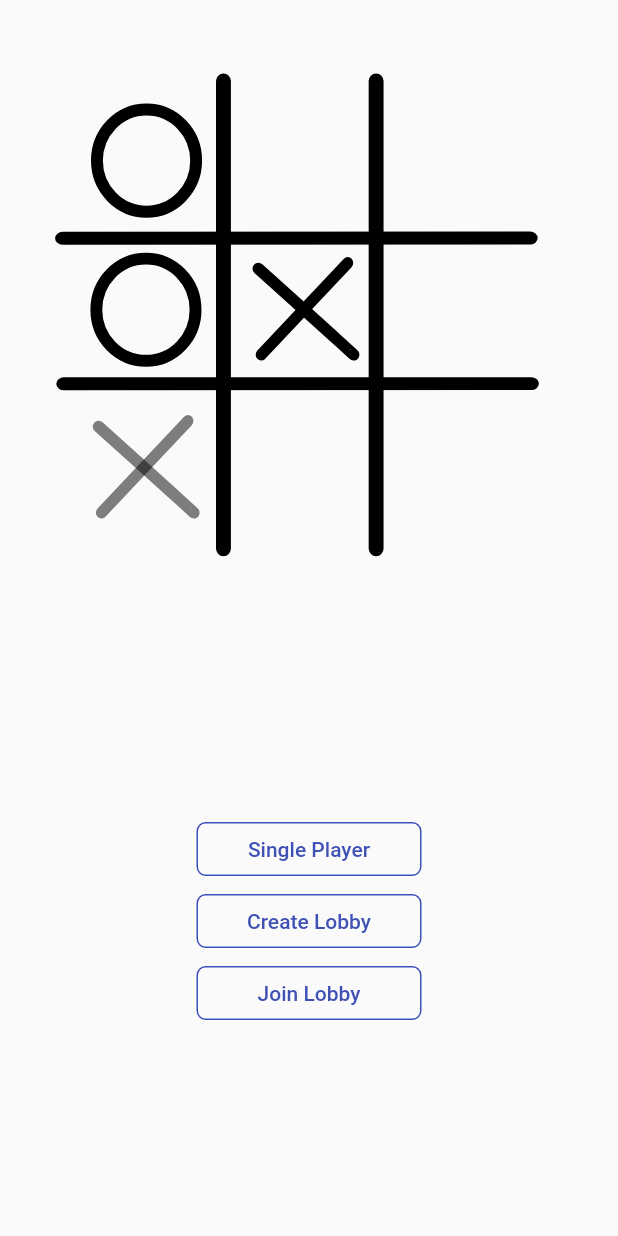
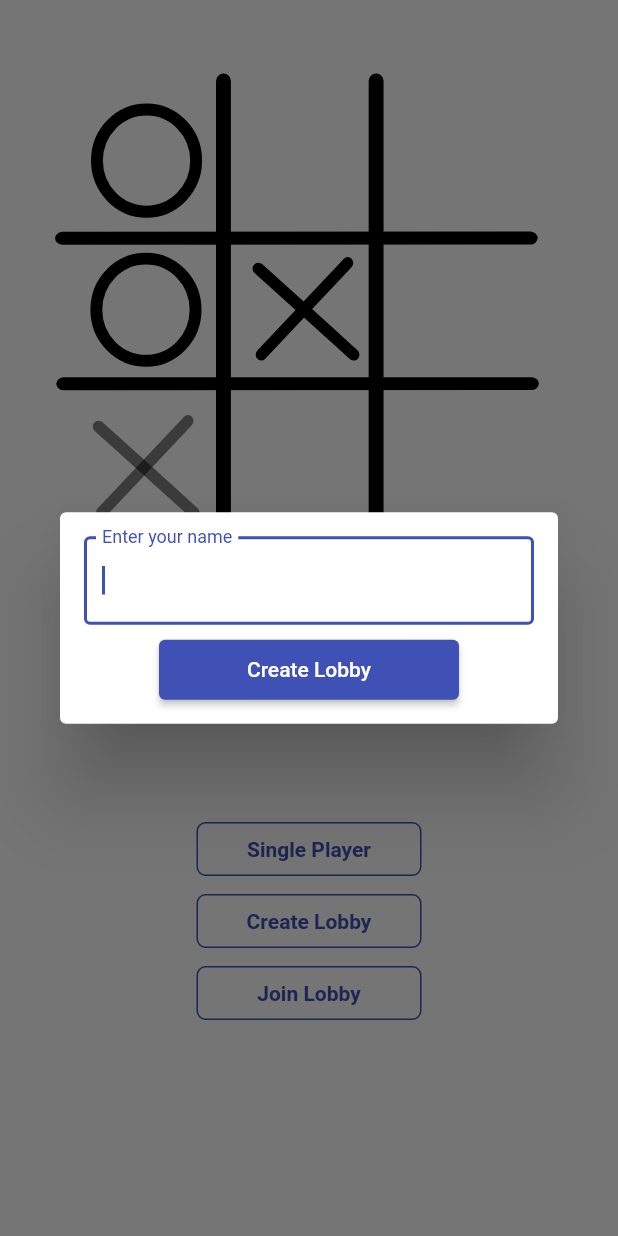
Before and after one commit to BiswajitKrPaul/tic_tac_toe, a Flutter app: the screen it shows after launch, after a tap on "Create Lobby", on a phone screen of 412 x 824 dp. Run offline on Flutter 3.47's test engine with Material 2 defaults, Android fonts, the phone set to English and light mode, and no system bars; our stand-ins replace bloc, flutter_bloc, freezed_annotation, lottie, parse_server_sdk_flutter.

Commit message:
create game lobby done

```diff
--- /dev/null
+++ b/lib/blocs/bloc/gameroom_bloc.dart
@@ -0,0 +1,48 @@
+import 'package:bloc/bloc.dart';
+import 'package:flutter/foundation.dart';
+import 'package:freezed_annotation/freezed_annotation.dart';
+import 'package:parse_server_sdk_flutter/parse_server_sdk.dart';
+import 'package:tic_tac_toe/models/game_room_model.dart';
+import 'package:tic_tac_toe/utils/app_strings.dart';
+
+part 'gameroom_event.dart';
+part 'gameroom_state.dart';
+part 'gameroom_bloc.freezed.dart';
+
+class GameroomBloc extends Bloc<GameroomEvent, GameroomState> {
+  GameroomBloc() : super(const GameroomState.initial()) {
+    on<CreateGameRoom>(_createGameRoom);
+    on<JoinGameRoom>(_joinGameRoom);
+  }
+
+  void _createGameRoom(
+      CreateGameRoom event, Emitter<GameroomState> emit) async {
+    emit(const GameroomState.loading());
+    try {
+      ParseObject parseObject = ParseObject(AppStrings.gameRoom)
+        ..set('PlayerOne', event.playerOne)
+        ..set('PlayerTwo', '');
+      ParseResponse response = await parseObject.save();
+      if (kDebugMode) {
+        print(response.result);
+      }
+      if (response.success) {
+        emit(
+          GameroomState.lobbyCreated(
+            gameRoomModel: GameRoomModel(
+              objectID: response.result['objectId'],
+              playerOne: response.result['PlayerOne'],
+              playerTwo: '',
+            ),
+          ),
+        );
+      } else {
+        emit(GameroomState.error(errorTxt: response.error?.message ?? ''));
+      }
+    } on Exception catch (_) {
+      emit(const GameroomState.error(errorTxt: AppStrings.apiFailed));
+    }
+  }
+
+  void _joinGameRoom(JoinGameRoom event, Emitter<GameroomState> emit) async {}
+}
--- /dev/null
+++ b/lib/blocs/bloc/gameroom_event.dart
@@ -0,0 +1,11 @@
+part of 'gameroom_bloc.dart';
+
+@freezed
+class GameroomEvent with _$GameroomEvent {
+  const factory GameroomEvent.createLobby({
+    required String playerOne,
+  }) = CreateGameRoom;
+  const factory GameroomEvent.joinLobby({
+    required String roomCode,
+  }) = JoinGameRoom;
+}
--- /dev/null
+++ b/lib/blocs/bloc/gameroom_state.dart
@@ -0,0 +1,18 @@
+part of 'gameroom_bloc.dart';
+
+enum GameroomStatus { initial, loading, created, playerjoined, error }
+
+@freezed
+class GameroomState with _$GameroomState {
+  const factory GameroomState.initial() = GameRoomInitialState;
+  const factory GameroomState.loading() = GameRoomLoadingState;
+
+  const factory GameroomState.lobbyCreated(
+      {required GameRoomModel gameRoomModel}) = GameRoomLobbyCreatedState;
+
+  const factory GameroomState.playerJoined(
+      {required GameRoomModel gameRoomModel}) = GameRoomPlayerJoinedState;
+
+  const factory GameroomState.error({required String errorTxt}) =
+      GameRoomErrorState;
+}
--- a/lib/main.dart
+++ b/lib/main.dart
@@ -1,8 +1,25 @@
 import 'package:flutter/material.dart';
+import 'package:parse_server_sdk_flutter/parse_server_sdk.dart';
+import 'package:tic_tac_toe/blocs/bloc/gameroom_bloc.dart';
 import 'package:tic_tac_toe/routes/menu_screen.dart';
+import 'package:tic_tac_toe/theme/app_theme.dart';
+import 'package:tic_tac_toe/utils/api_constants.dart';
+import 'package:flutter_bloc/flutter_bloc.dart';
 
-void main() {
-  runApp(const MyApp());
+void main() async {
+  WidgetsFlutterBinding.ensureInitialized();
+  await Parse().initialize(
+    ApiConstants.appID,
+    ApiConstants.serverUrl,
+    masterKey: ApiConstants.masterKey,
+    liveQueryUrl: ApiConstants.liveQueryUrl,
+  );
+  runApp(MultiBlocProvider(
+    providers: [
+      BlocProvider(create: (ctx) => GameroomBloc()),
+    ],
+    child: const MyApp(),
+  ));
 }
 
 class MyApp extends StatelessWidget {
@@ -13,9 +30,7 @@ class MyApp extends StatelessWidget {
   Widget build(BuildContext context) {
     return MaterialApp(
       title: 'Flutter Demo',
-      theme: ThemeData(
-        primarySwatch: Colors.indigo,
-      ),
+      theme: basicTheme(),
       debugShowCheckedModeBanner: false,
       home: const MenuHome(),
     );
--- /dev/null
+++ b/lib/models/game_room_model.dart
@@ -0,0 +1,12 @@
+import 'package:freezed_annotation/freezed_annotation.dart';
+
+part 'game_room_model.freezed.dart';
+
+@freezed
+class GameRoomModel with _$GameRoomModel {
+  factory GameRoomModel({
+    required String objectID,
+    required String playerOne,
+    required String playerTwo,
+  }) = _GameRoomModel;
+}
--- a/lib/routes/menu_screen.dart
+++ b/lib/routes/menu_screen.dart
@@ -1,11 +1,33 @@
 import 'package:flutter/material.dart';
+import 'package:flutter_bloc/flutter_bloc.dart';
 import 'package:lottie/lottie.dart';
+import 'package:tic_tac_toe/blocs/bloc/gameroom_bloc.dart';
 import 'package:tic_tac_toe/utils/app_strings.dart';
 import 'package:tic_tac_toe/utils/image_utils.dart';
 import 'package:tic_tac_toe/widgets/app_text_button.dart';
+import 'package:tic_tac_toe/widgets/input_dialog.dart';
 
-class MenuHome extends StatelessWidget {
+class MenuHome extends StatefulWidget {
   const MenuHome({Key? key}) : super(key: key);
+
+  @override
+  State<MenuHome> createState() => _MenuHomeState();
+}
+
+class _MenuHomeState extends State<MenuHome> {
+  late TextEditingController controller;
+
+  @override
+  void initState() {
+    controller = TextEditingController();
+    super.initState();
+  }
+
+  @override
+  void dispose() {
+    controller.dispose();
+    super.dispose();
+  }
 
   @override
   Widget build(BuildContext context) {
@@ -32,7 +54,61 @@ class MenuHome extends StatelessWidget {
                     label: AppStrings.singlePlayer,
                   ),
                   AppTextButton(
-                    onTap: () {},
+                    onTap: () => showDialog(
+                      context: context,
+                      builder: (ctx) =>
+                          BlocConsumer<GameroomBloc, GameroomState>(
+                        listener: (context, state) {
+                          if (state is GameRoomLobbyCreatedState) {
+                            controller.clear();
+                            Navigator.pop(context);
+                            //TODO Navigate to game ready page
+                            ScaffoldMessenger.of(context).showSnackBar(
+                              SnackBar(
+                                content: Text(state.gameRoomModel.objectID),
+                              ),
+                            );
+                          }
+                        },
+                        builder: (context, state) {
+                          return state.maybeWhen(
+                            loading: () => InputDialog(
+                              isLoading: true,
+                              onTap: (playerName) {
+                                context.read<GameroomBloc>().add(
+                                      GameroomEvent.createLobby(
+                                        playerOne: playerName,
+                                      ),
+                                    );
+                              },
+                              controller: controller,
+                            ),
+                            lobbyCreated: (roomModel) => InputDialog(
+                              isLoading: false,
+                              onTap: (playerName) {
+                                context.read<GameroomBloc>().add(
+                                      GameroomEvent.createLobby(
+                                        playerOne: playerName,
+                                      ),
+                                    );
+                              },
+                              controller: controller,
+                            ),
+                            orElse: () => InputDialog(
+                              isLoading: false,
+                              onTap: (playerName) {
+                                context.read<GameroomBloc>().add(
+                                      GameroomEvent.createLobby(
+                                        playerOne: playerName,
+                                      ),
+                                    );
+                              },
+                              controller: controller,
+                            ),
+                          );
+                        },
+                      ),
+                    ),
                     label: AppStrings.createRoom,
                   ),
                   AppTextButton(
--- /dev/null
+++ b/lib/theme/app_theme.dart
@@ -0,0 +1,102 @@
+import 'package:flutter/material.dart';
+
+const Color kPrimaryColor = Colors.indigo;
+const Color kOnPrimary = Colors.white;
+
+ThemeData basicTheme() {
+  TextTheme _basicTextTheme(TextTheme base) {
+    return base.copyWith(
+      caption: base.caption!.copyWith(
+        color: kPrimaryColor,
+      ),
+      headline6: base.headline6!.copyWith(
+        color: kOnPrimary,
+        fontWeight: FontWeight.bold,
+        fontSize: 28,
+        letterSpacing: 2.0,
+      ),
+      bodyText1: base.bodyText1!.copyWith(
+        color: kOnPrimary,
+        fontSize: 20,
+        fontWeight: FontWeight.bold,
+      ),
+      bodyText2: base.bodyText2!.copyWith(
+        color: kOnPrimary,
+        fontSize: 20,
+        fontWeight: FontWeight.bold,
+      ),
+      button: base.button!.copyWith(
+        color: kOnPrimary,
+        fontWeight: FontWeight.bold,
+      ),
+      headline1: base.headline1!.copyWith(
+        color: kOnPrimary,
+        fontSize: 20,
+        fontWeight: FontWeight.bold,
+        //fontFamily: 'ZenTokoyo',
+      ),
+      headline2: base.headline2!.copyWith(
+        color: kOnPrimary,
+        fontSize: 18,
+        //fontFamily: 'ZenTokoyo',
+      ),
+      headline3: base.headline3!.copyWith(
+        color: kOnPrimary,
+        fontSize: 12,
+        fontWeight: FontWeight.w700,
+      ),
+      headline5: base.headline5!.copyWith(
+        color: kOnPrimary,
+        fontSize: 16,
+        fontWeight: FontWeight.bold,
+      ),
+    );
+  }
+
+  final ThemeData base = ThemeData();
+
+  return base.copyWith(
+    primaryTextTheme: _basicTextTheme(base.textTheme),
+    scaffoldBackgroundColor: kOnPrimary,
+    iconTheme: const IconThemeData(
+      color: Colors.white,
+      size: 20.0,
+    ),
+    backgroundColor: Colors.white,
+    elevatedButtonTheme: ElevatedButtonThemeData(
+      style: ElevatedButton.styleFrom(
+        primary: kPrimaryColor,
+        onSurface: kPrimaryColor,
+      ),
+    ),
+    textButtonTheme: TextButtonThemeData(
+      style: TextButton.styleFrom(
+        primary: kPrimaryColor,
+        backgroundColor: Colors.transparent,
+        textStyle: const TextStyle(
+          color: kPrimaryColor,
+          fontWeight: FontWeight.bold,
+        ),
+        side: const BorderSide(
+          color: kPrimaryColor,
+        ),
+      ),
+    ),
+    floatingActionButtonTheme: const FloatingActionButtonThemeData(
+      backgroundColor: kPrimaryColor,
+      foregroundColor: Colors.white,
+    ),
+    primaryIconTheme: const IconThemeData(color: Colors.black),
+    appBarTheme: const AppBarTheme(
+      backgroundColor: kPrimaryColor,
+      elevation: 0,
+      actionsIconTheme: IconThemeData(color: kOnPrimary),
+    ),
+    hintColor: kPrimaryColor,
+    colorScheme: base.colorScheme.copyWith(
+      primary: kPrimaryColor,
+      background: kPrimaryColor,
+      onPrimary: kOnPrimary,
+    ),
+  );
+}
--- a/lib/utils/app_strings.dart
+++ b/lib/utils/app_strings.dart
@@ -1,8 +1,12 @@
 class AppStrings {
   AppStrings._();
-
   static const String appName = 'Tic Tac Toe';
   static const String singlePlayer = 'Single Player';
   static const String joinRoom = 'Join Lobby';
   static const String createRoom = 'Create Lobby';
+  static const String enterName = 'Enter your name';
+  static const String apiFailed = 'Api Request Failed';
+
+  // Parse Class Names
+  static const String gameRoom = 'GameRoom';
 }
--- /dev/null
+++ b/lib/widgets/input_dialog.dart
@@ -0,0 +1,60 @@
+import 'package:flutter/material.dart';
+import 'package:tic_tac_toe/utils/app_strings.dart';
+
+class InputDialog extends StatelessWidget {
+  final TextEditingController controller;
+  final ValueChanged<String> onTap;
+  final bool isLoading;
+  const InputDialog({
+    Key? key,
+    required this.controller,
+    required this.onTap,
+    required this.isLoading,
+  }) : super(key: key);
+
+  @override
+  Widget build(BuildContext context) {
+    return Dialog(
+      child: Padding(
+        padding: const EdgeInsets.all(16.0),
+        child: Column(
+          mainAxisSize: MainAxisSize.min,
+          crossAxisAlignment: CrossAxisAlignment.center,
+          mainAxisAlignment: MainAxisAlignment.spaceBetween,
+          children: [
+            TextField(
+              controller: controller,
+              autofocus: true,
+              decoration: InputDecoration(
+                labelText: AppStrings.enterName,
+                border: OutlineInputBorder(
+                  borderSide:
+                      BorderSide(color: Theme.of(context).colorScheme.primary),
+                ),
+                enabledBorder: OutlineInputBorder(
+                  borderSide:
+                      BorderSide(color: Theme.of(context).colorScheme.primary),
+                ),
+              ),
+            ),
+            const SizedBox(
+              height: 10,
+            ),
+            SizedBox(
+              width: 200,
+              height: 40,
+              child: ElevatedButton(
+                onPressed: () => onTap(controller.value.text),
+                child: isLoading
+                    ? CircularProgressIndicator(
+                        color: Theme.of(context).colorScheme.onPrimary,
+                      )
+                    : const Text(AppStrings.createRoom),
+              ),
+            )
+          ],
+        ),
+      ),
+    );
+  }
+}
--- a/pubspec.yaml
+++ b/pubspec.yaml
@@ -34,6 +34,9 @@ dependencies:
   # Use with the CupertinoIcons class for iOS style icons.
   cupertino_icons: ^1.0.2
   lottie: ^1.2.1
+  parse_server_sdk_flutter: ^3.1.0
+  flutter_bloc: ^8.0.1
+  freezed_annotation: ^1.1.0
 
 dev_dependencies:
   flutter_test:
@@ -45,6 +48,8 @@ dev_dependencies:
   # package. See that file for information about deactivating specific lint
   # rules and activating additional ones.
   flutter_lints: ^1.0.0
+  freezed: ^1.1.1
+  build_runner: ^2.1.7
 
 # For information on the generic Dart part of this file, see the
 # following page: https://dart.dev/tools/pub/pubspec
```
Also changed, not shown: lib/blocs/bloc/gameroom_bloc.freezed.dart (added), lib/models/game_room_model.freezed.dart (added), pubspec.lock, 8 other files.
